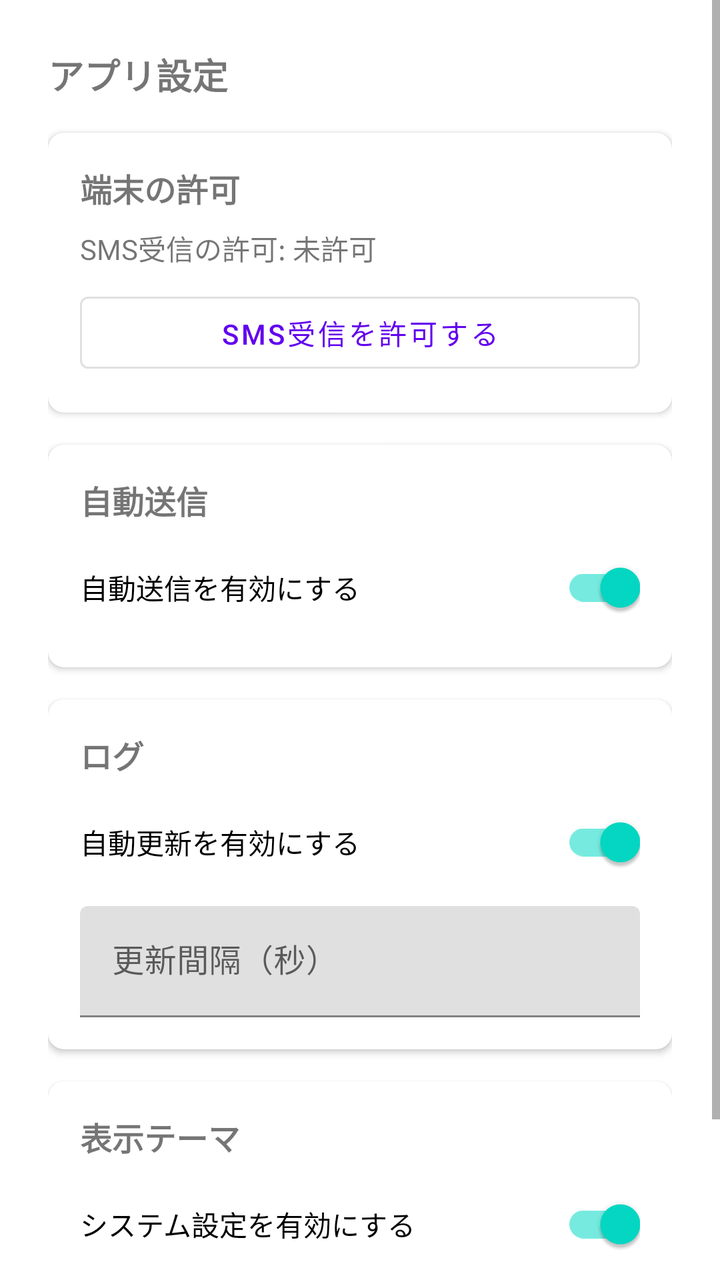
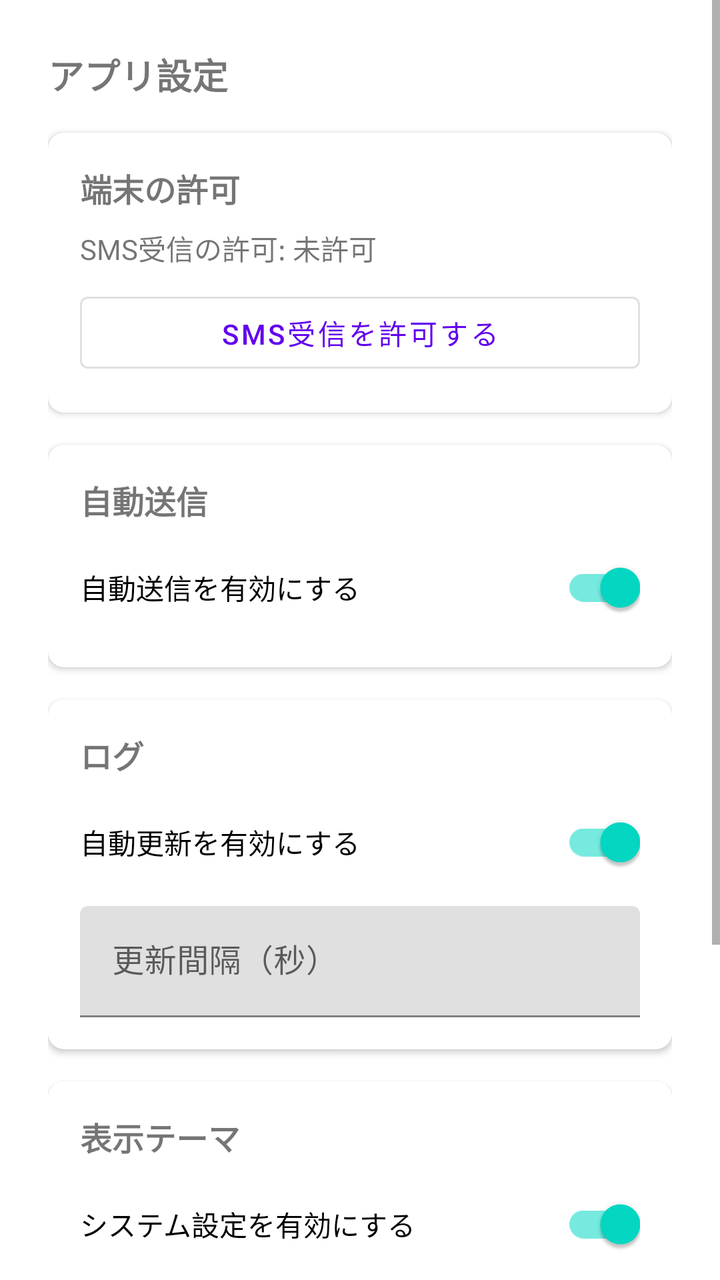

Screens rendered from an Android XML layout before and after an edit, with the pre-edit source and the edit as a unified diff.
<!-- AndroidManifest.xml: application theme Theme.SmsToKintone -->
<!-- res/layout/activity_app_settings.xml -->
<?xml version="1.0" encoding="utf-8"?>
<ScrollView xmlns:android="http://schemas.android.com/apk/res/android"
    xmlns:app="http://schemas.android.com/apk/res-auto"
    android:layout_width="match_parent"
    android:layout_height="match_parent">

    <LinearLayout
        android:layout_width="match_parent"
        android:layout_height="wrap_content"
        android:orientation="vertical"
        android:padding="24dp">

        <TextView
            android:layout_width="wrap_content"
            android:layout_height="wrap_content"
            android:text="@string/app_settings_title"
            android:textSize="18sp"
            android:textStyle="bold" />

        <com.google.android.material.card.MaterialCardView
            android:layout_width="match_parent"
            android:layout_height="wrap_content"
            android:layout_marginTop="16dp"
            app:cardElevation="2dp"
            app:cardCornerRadius="8dp">

            <LinearLayout
                android:layout_width="match_parent"
                android:layout_height="wrap_content"
                android:orientation="vertical"
                android:padding="16dp">

                <TextView
                    android:layout_width="wrap_content"
                    android:layout_height="wrap_content"
                    android:layout_marginBottom="8dp"
                    android:text="@string/section_permission"
                    android:textSize="16sp"
                    android:textStyle="bold" />

                <TextView
                    android:id="@+id/tvPermissionStatus"
                    android:layout_width="wrap_content"
                    android:layout_height="wrap_content"
                    android:layout_marginBottom="8dp"
                    android:text="@string/permission_status_denied" />

                <com.google.android.material.button.MaterialButton
                    android:id="@+id/btnRequestPermission"
                    style="@style/Widget.MaterialComponents.Button.OutlinedButton"
                    android:layout_width="match_parent"
                    android:layout_height="wrap_content"
                    android:text="@string/btn_request_permission" />
            </LinearLayout>
        </com.google.android.material.card.MaterialCardView>

        <com.google.android.material.card.MaterialCardView
            android:layout_width="match_parent"
            android:layout_height="wrap_content"
            android:layout_marginTop="16dp"
            app:cardElevation="2dp"
            app:cardCornerRadius="8dp">

            <LinearLayout
                android:layout_width="match_parent"
                android:layout_height="wrap_content"
                android:orientation="vertical"
                android:padding="16dp">

                <TextView
                    android:layout_width="wrap_content"
                    android:layout_height="wrap_content"
                    android:layout_marginBottom="8dp"
                    android:text="@string/section_forwarding"
                    android:textSize="16sp"
                    android:textStyle="bold" />

                <com.google.android.material.switchmaterial.SwitchMaterial
                    android:id="@+id/swForwardingEnabled"
                    android:layout_width="match_parent"
                    android:layout_height="wrap_content"
                    android:checked="true"
                    android:text="@string/switch_forwarding_enabled" />
            </LinearLayout>
        </com.google.android.material.card.MaterialCardView>

        <com.google.android.material.card.MaterialCardView
            android:layout_width="match_parent"
            android:layout_height="wrap_content"
            android:layout_marginTop="16dp"
            app:cardElevation="2dp"
            app:cardCornerRadius="8dp">

            <LinearLayout
                android:layout_width="match_parent"
                android:layout_height="wrap_content"
                android:orientation="vertical"
                android:padding="16dp">

                <TextView
                    android:layout_width="wrap_content"
                    android:layout_height="wrap_content"
                    android:layout_marginBottom="8dp"
                    android:text="@string/section_log"
                    android:textSize="16sp"
                    android:textStyle="bold" />

                <com.google.android.material.switchmaterial.SwitchMaterial
                    android:id="@+id/swAutoRefreshEnabled"
                    android:layout_width="match_parent"
                    android:layout_height="wrap_content"
                    android:layout_marginBottom="8dp"
                    android:checked="true"
                    android:text="@string/switch_auto_refresh_enabled" />

                <com.google.android.material.textfield.TextInputLayout
                    android:id="@+id/tilAutoRefreshInterval"
                    android:layout_width="match_parent"
                    android:layout_height="wrap_content"
                    android:hint="@string/hint_auto_refresh_interval">

                    <com.google.android.material.textfield.TextInputEditText
                        android:id="@+id/etAutoRefreshInterval"
                        android:layout_width="match_parent"
                        android:layout_height="wrap_content"
                        android:inputType="number" />
                </com.google.android.material.textfield.TextInputLayout>
            </LinearLayout>
        </com.google.android.material.card.MaterialCardView>

        <com.google.android.material.card.MaterialCardView
            android:layout_width="match_parent"
            android:layout_height="wrap_content"
            android:layout_marginTop="16dp"
            app:cardElevation="2dp"
            app:cardCornerRadius="8dp">

            <LinearLayout
                android:layout_width="match_parent"
                android:layout_height="wrap_content"
                android:orientation="vertical"
                android:padding="16dp">

                <TextView
                    android:layout_width="wrap_content"
                    android:layout_height="wrap_content"
                    android:layout_marginBottom="8dp"
                    android:text="@string/label_theme_mode"
                    android:textSize="16sp"
                    android:textStyle="bold" />

                <com.google.android.material.switchmaterial.SwitchMaterial
                    android:id="@+id/swThemeFollowSystem"
                    android:layout_width="match_parent"
                    android:layout_height="wrap_content"
                    android:layout_marginBottom="8dp"
                    android:checked="true"
                    android:text="@string/switch_theme_follow_system" />

                <RadioGroup
                    android:id="@+id/rgThemeLightDark"
                    android:layout_width="match_parent"
                    android:layout_height="wrap_content"
                    android:orientation="horizontal">

                    <RadioButton
                        android:id="@+id/rbThemeLight"
                        android:layout_width="wrap_content"
                        android:layout_height="wrap_content"
                        android:checked="true"
                        android:text="@string/rb_theme_light" />

                    <RadioButton
                        android:id="@+id/rbThemeDark"
                        android:layout_width="wrap_content"
                        android:layout_height="wrap_content"
                        android:layout_marginStart="16dp"
                        android:text="@string/rb_theme_dark" />
                </RadioGroup>
            </LinearLayout>
        </com.google.android.material.card.MaterialCardView>

    </LinearLayout>
</ScrollView>
<!-- resources referenced by this layout -->
<resources>
  <string name="app_settings_title">アプリ設定</string>
  <string name="btn_request_permission">SMS受信を許可する</string>
  <string name="hint_auto_refresh_interval">更新間隔（秒）</string>
  <string name="label_theme_mode">表示テーマ</string>
  <string name="permission_status_denied">SMS受信の許可: 未許可</string>
  <string name="rb_theme_dark">ダーク</string>
  <string name="rb_theme_light">ライト</string>
  <string name="section_forwarding">自動送信</string>
  <string name="section_log">ログ</string>
  <string name="section_permission">端末の許可</string>
  <string name="switch_auto_refresh_enabled">自動更新を有効にする</string>
  <string name="switch_forwarding_enabled">自動送信を有効にする</string>
  <string name="switch_theme_follow_system">システム設定を有効にする</string>
  <style name="Theme.SmsToKintone" parent="Theme.MaterialComponents.DayNight.NoActionBar">
          <item name="colorPrimary">@color/purple_500</item>
          <item name="colorPrimaryVariant">@color/purple_700</item>
          <item name="colorOnPrimary">@color/white</item>
          <item name="colorSecondary">@color/teal_200</item>
          <item name="colorSecondaryVariant">@color/teal_700</item>
          <item name="colorOnSecondary">@color/black</item>
      </style>
  <color name="purple_500">#6200EE</color>
  <color name="purple_700">#3700B3</color>
  <color name="white">#FFFFFFFF</color>
  <color name="teal_200">#03DAC5</color>
  <color name="teal_700">#018786</color>
  <color name="black">#FF000000</color>
</resources>

<!-- the commit's change to res/layout/activity_app_settings.xml (unified diff, before → after) -->
@@ -180,5 +180,40 @@
             </LinearLayout>
         </com.google.android.material.card.MaterialCardView>
 
+        <com.google.android.material.card.MaterialCardView
+            android:layout_width="match_parent"
+            android:layout_height="wrap_content"
+            android:layout_marginTop="16dp"
+            app:cardElevation="2dp"
+            app:cardCornerRadius="8dp">
+
+            <LinearLayout
+                android:layout_width="match_parent"
+                android:layout_height="wrap_content"
+                android:orientation="vertical"
+                android:padding="16dp">
+
+                <TextView
+                    android:layout_width="wrap_content"
+                    android:layout_height="wrap_content"
+                    android:layout_marginBottom="8dp"
+                    android:text="@string/section_reply"
+                    android:textSize="16sp"
+                    android:textStyle="bold" />
+
+                <com.google.android.material.textfield.TextInputLayout
+                    android:layout_width="match_parent"
+                    android:layout_height="wrap_content"
+                    android:hint="@string/hint_default_reply_body">
+
+                    <com.google.android.material.textfield.TextInputEditText
+                        android:id="@+id/etDefaultReplyBody"
+                        android:layout_width="match_parent"
+                        android:layout_height="wrap_content"
+                        android:inputType="textMultiLine" />
+                </com.google.android.material.textfield.TextInputLayout>
+            </LinearLayout>
+        </com.google.android.material.card.MaterialCardView>
+
     </LinearLayout>
 </ScrollView>
<!-- resource entries referenced after the edit -->
@@ -3,6 +3,7 @@
   <string name="app_settings_title">アプリ設定</string>
   <string name="btn_request_permission">SMS受信を許可する</string>
   <string name="hint_auto_refresh_interval">更新間隔（秒）</string>
+  <string name="hint_default_reply_body">返信画面に自動入力する文言</string>
   <string name="label_theme_mode">表示テーマ</string>
   <string name="permission_status_denied">SMS受信の許可: 未許可</string>
   <string name="rb_theme_dark">ダーク</string>
@@ -10,6 +11,7 @@
   <string name="section_forwarding">自動送信</string>
   <string name="section_log">ログ</string>
   <string name="section_permission">端末の許可</string>
+  <string name="section_reply">SMS返信</string>
   <string name="switch_auto_refresh_enabled">自動更新を有効にする</string>
   <string name="switch_forwarding_enabled">自動送信を有効にする</string>
   <string name="switch_theme_follow_system">システム設定を有効にする</string>
